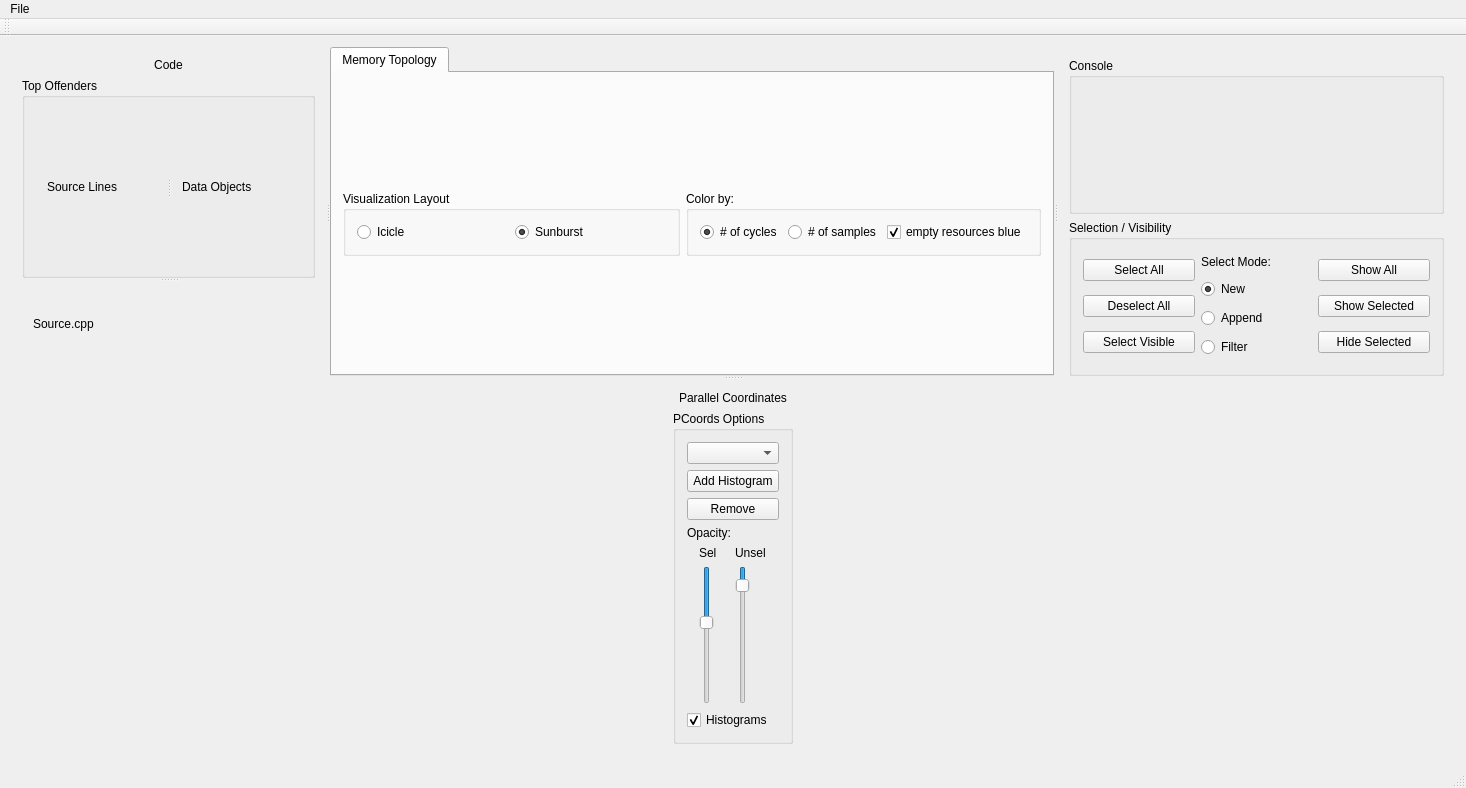
This is src/form.ui in caps-tum/MemAxes as Qt 5 draws it before an edit. The edited form follows.
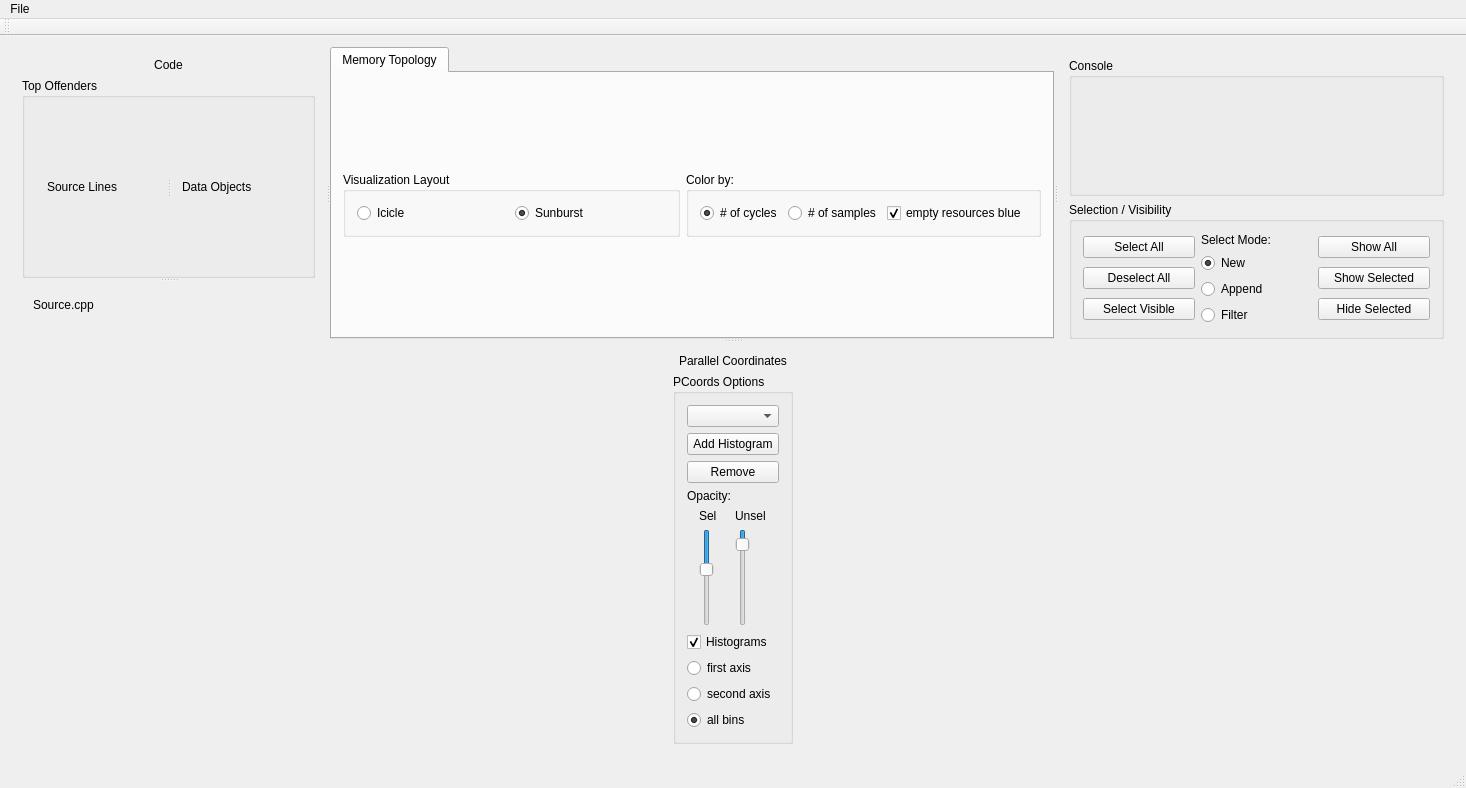
This is the edited form.

```diff
--- a/src/form.ui
+++ b/src/form.ui
@@ -523,6 +523,30 @@
                </property>
               </widget>
              </item>
+             <item>
+              <widget class="QRadioButton" name="firstAxis">
+               <property name="text">
+                <string>first axis</string>
+               </property>
+              </widget>
+             </item>
+             <item>
+              <widget class="QRadioButton" name="secondAxis">
+               <property name="text">
+                <string>second axis</string>
+               </property>
+              </widget>
+             </item>
+             <item>
+              <widget class="QRadioButton" name="allBins">
+               <property name="text">
+                <string>all bins</string>
+               </property>
+               <property name="checked">
+                <bool>true</bool>
+               </property>
+              </widget>
+             </item>
             </layout>
            </widget>
           </item>
```
